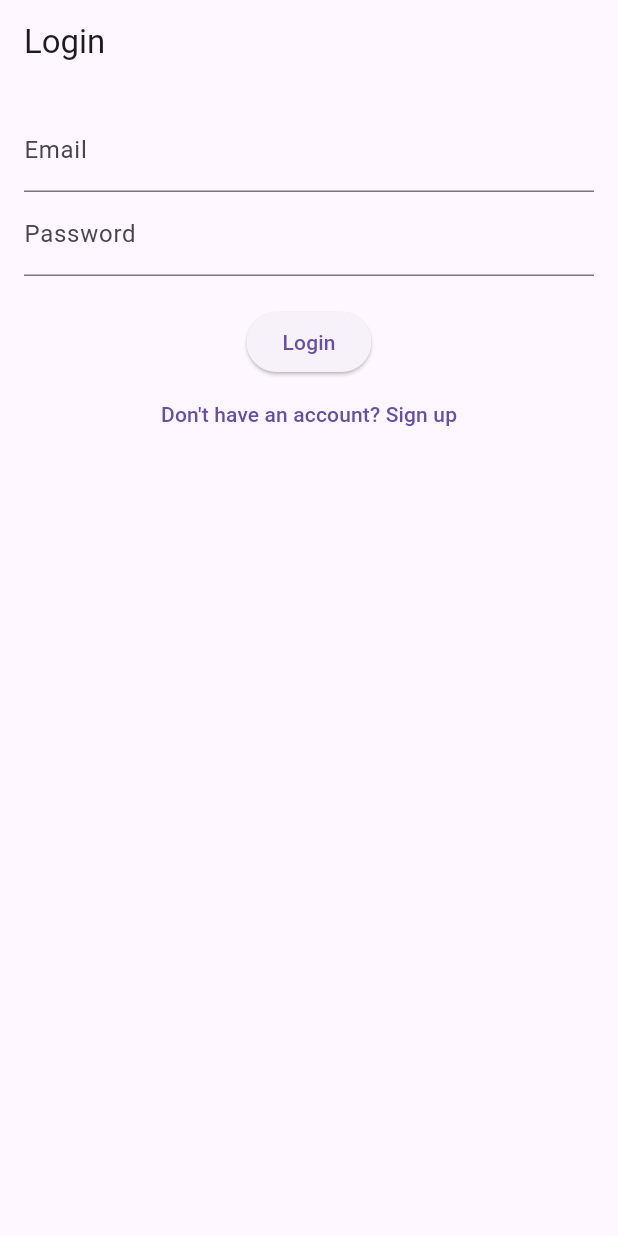
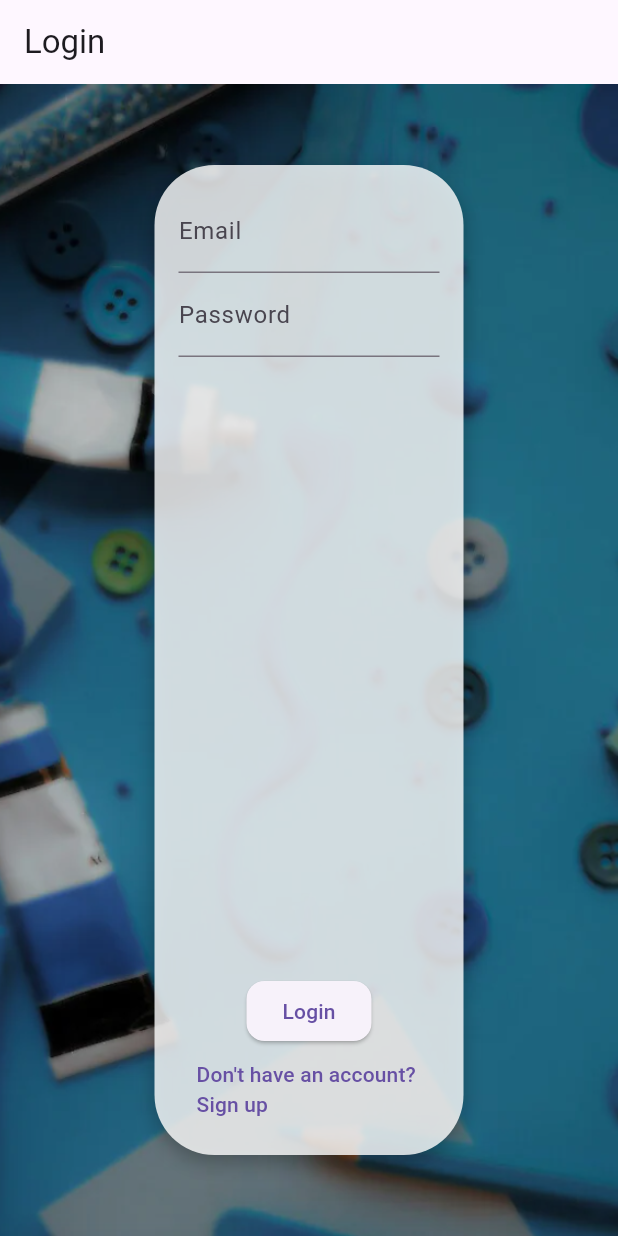
Before and after one commit to RITHVIK1101/Softwaredev, a Flutter app: the screen it shows after launch, on a phone screen of 412 x 824 dp. Run offline on Flutter 3.47's test engine with Material 3 defaults, Android fonts, the light colour scheme and no system bars.

Commit message:
Login UI BG and Box done

```diff
--- a/frontend/lib/login_screen.dart
+++ b/frontend/lib/login_screen.dart
@@ -57,9 +57,33 @@ class _LoginScreenState extends State<LoginScreen> {
       appBar: AppBar(
         title: Text('Login'),
       ),
-      body: Padding(
+      body: Container(
+        decoration: BoxDecoration(
+          image: DecorationImage(
+            image: AssetImage('images/login_background.png'), // Add your background image here
+            fit: BoxFit.cover,
+          ),
+        ),
+        child: Center(
+          child: Container(
             padding: EdgeInsets.all(16.0),
+
+            decoration: BoxDecoration(
+              color: Colors.white.withOpacity(0.8), // Semi-transparent background for the box
+              borderRadius: BorderRadius.circular(40.0), // Rounded corners
+              boxShadow: [
+                BoxShadow(
+                  color: Colors.black26,
+                  blurRadius: 10,
+                  offset: Offset(0, 5),
+                ),
+              ],
+            ),
+            width: MediaQuery.of(context).size.width * 0.5, // Box width relative to screen width
             child: Column(
+              mainAxisSize: MainAxisSize.min,
+              mainAxisAlignment: MainAxisAlignment.center,
+
               children: [
                 TextField(
                   controller: _emailController,
@@ -67,12 +91,23 @@ class _LoginScreenState extends State<LoginScreen> {
                 ),
                 TextField(
                   controller: _passwordController,
-              decoration: InputDecoration(labelText: 'Password'),
+                  decoration: InputDecoration(
+                    labelText: 'Password',
+
+
+
+
+                    ),
                   obscureText: true,
                 ),
-            SizedBox(height: 20),
+                SizedBox(height: MediaQuery.of(context).size.height * 0.5),
                 ElevatedButton(
                   onPressed: _login,
+                  style: ElevatedButton.styleFrom(
+                    shape: RoundedRectangleBorder(
+                      borderRadius: BorderRadius.circular(12.0),
+                    ),
+                  ),
                   child: Text('Login'),
                 ),
                 TextButton(
@@ -84,6 +119,8 @@ class _LoginScreenState extends State<LoginScreen> {
               ],
             ),
           ),
+        ),
+      ),
     );
   }
   }
--- a/frontend/pubspec.yaml
+++ b/frontend/pubspec.yaml
@@ -21,5 +21,6 @@ dev_dependencies:
 
 flutter:
   uses-material-design: true
+
   assets:
-      - assets\login_background.png
+    - "images/login_background.png"
```
Also changed, not shown: frontend/images/login_background.png (renamed from assets/login_background.png), 1 other file. Lines whose indentation alone changed are shown as unchanged.
